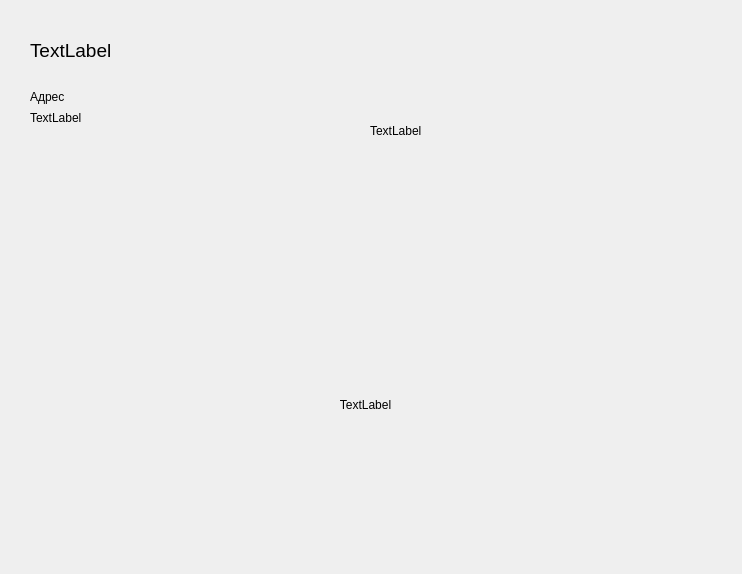
Above: vidget.ui from TimofeySar/project_1505 before the change. Below: the same form after it.
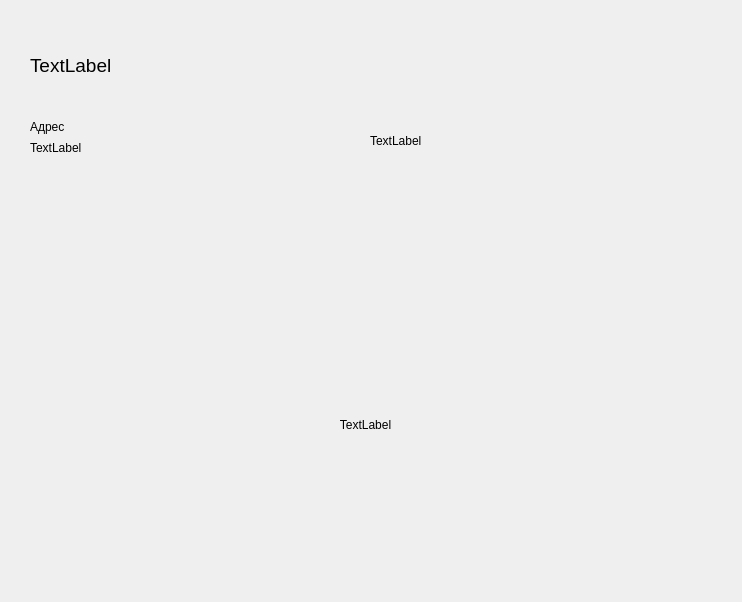
That is the form after the change.

What changed in the file:
```diff
--- a/vidget.ui
+++ b/vidget.ui
@@ -7,7 +7,7 @@
     <x>0</x>
     <y>0</y>
     <width>742</width>
-    <height>574</height>
+    <height>602</height>
    </rect>
   </property>
   <property name="windowTitle">
@@ -18,8 +18,8 @@
     <rect>
      <x>30</x>
      <y>20</y>
-     <width>311</width>
-     <height>61</height>
+     <width>301</width>
+     <height>91</height>
     </rect>
    </property>
    <property name="font">
@@ -35,7 +35,7 @@
    <property name="geometry">
     <rect>
      <x>30</x>
-     <y>90</y>
+     <y>120</y>
      <width>54</width>
      <height>14</height>
     </rect>
@@ -48,7 +48,7 @@
    <property name="geometry">
     <rect>
      <x>30</x>
-     <y>110</y>
+     <y>140</y>
      <width>321</width>
      <height>16</height>
     </rect>
@@ -61,7 +61,7 @@
    <property name="geometry">
     <rect>
      <x>10</x>
-     <y>250</y>
+     <y>270</y>
      <width>711</width>
      <height>311</height>
     </rect>
@@ -93,8 +93,8 @@
     <rect>
      <x>370</x>
      <y>10</y>
-     <width>281</width>
-     <height>241</height>
+     <width>321</width>
+     <height>261</height>
     </rect>
    </property>
    <property name="text">
```
